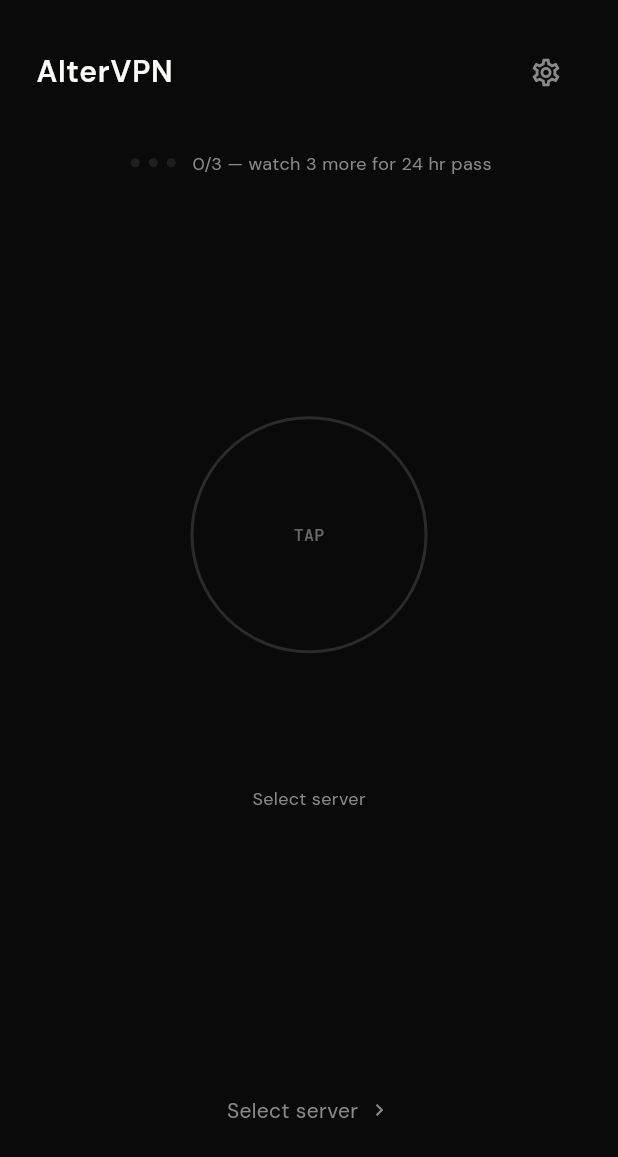
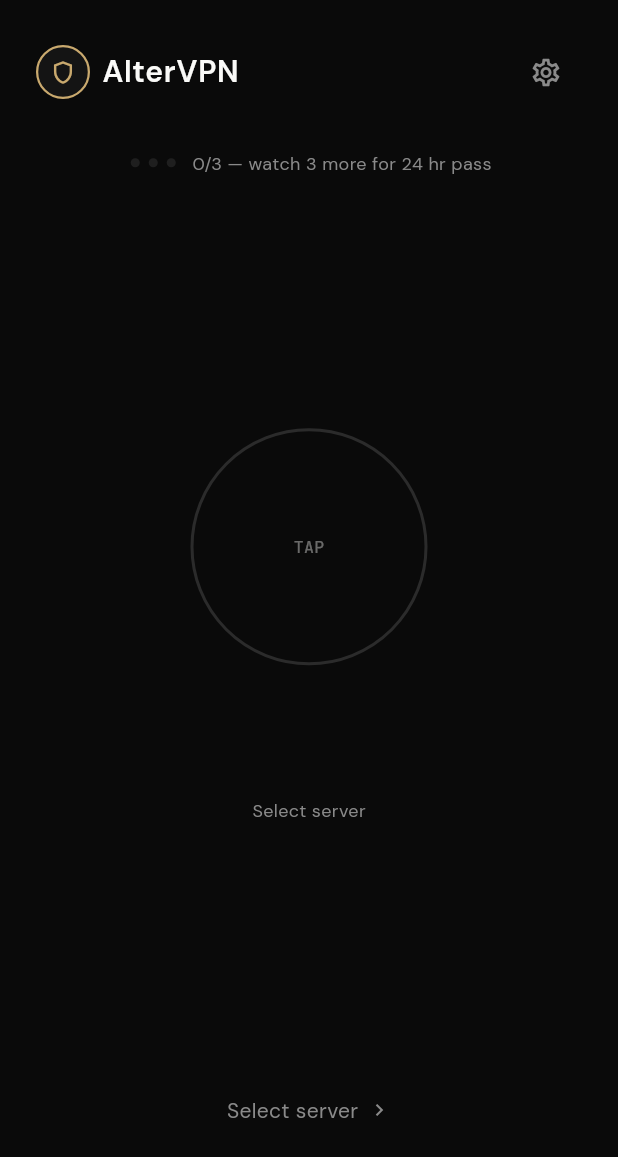
Before and after one commit to BaasherHub/AlterVpn-, a Flutter app: the HomeScreen screen opened by its route, on a phone screen of 412 x 824 dp. Shown: the top 1157 px of the screen. Run offline on Flutter 3.47's test engine with Material 3 defaults, Android fonts, the phone set to English and light mode, and no system bars; our stand-ins replace csv, dio, flutter_riverpod, google_fonts, google_mobile_ads, package_info_plus and 1 more; missing offline and left inert: openvpn_flutter; accounts and stored records are empty; network calls fail.

Commit message:
UI: logo mark, remove quick-connect pills, fix onboarding NEXT press style
Made-with: Cursor

```diff
--- a/lib/features/home/presentation/home_screen.dart
+++ b/lib/features/home/presentation/home_screen.dart
@@ -13,7 +13,7 @@ import '../../../core/constants/app_spacing.dart';
 import '../../../core/constants/app_strings.dart';
 import '../../../core/utils/formatters.dart';
 import '../../../services/ads/ad_config.dart';
-import 'quick_connect_categories.dart';
+import '../../../widgets/alter_logo_mark.dart';
 
 class HomeScreen extends ConsumerWidget {
   const HomeScreen({super.key});
@@ -40,9 +40,16 @@ class HomeScreen extends ConsumerWidget {
               child: Row(
                 mainAxisAlignment: MainAxisAlignment.spaceBetween,
                 children: [
-                  Text(
-                    AppStrings.appName,
-                    style: AppTypography.headingLarge(color: textColor),
+                  Row(
+                    mainAxisSize: MainAxisSize.min,
+                    children: [
+                      AlterLogoMark(size: 36),
+                      const SizedBox(width: AppSpacing.sm),
+                      Text(
+                        AppStrings.appName,
+                        style: AppTypography.headingLarge(color: textColor),
+                      ),
+                    ],
                   ),
                   IconButton(
                     icon: Icon(Icons.settings_outlined,
@@ -144,10 +151,6 @@ class HomeScreen extends ConsumerWidget {
                 ],
               ),
             ),
-
-            // Quick connect categories
-            const QuickConnectCategories(),
-            const SizedBox(height: AppSpacing.md),
 
             // Selected server selector
             Padding(
--- /dev/null
+++ b/lib/widgets/alter_logo_mark.dart
@@ -0,0 +1,29 @@
+import 'package:flutter/material.dart';
+import '../core/constants/app_colors.dart';
+
+/// Circular shield mark used as the in-app logo (no raster asset required).
+class AlterLogoMark extends StatelessWidget {
+  final double size;
+
+  const AlterLogoMark({super.key, this.size = 40});
+
+  @override
+  Widget build(BuildContext context) {
+    final isDark = Theme.of(context).brightness == Brightness.dark;
+    final fill = isDark ? AppColors.darkSurface : AppColors.lightSurface;
+    return Container(
+      width: size,
+      height: size,
+      decoration: BoxDecoration(
+        shape: BoxShape.circle,
+        border: Border.all(color: AppColors.accentGold, width: 1.5),
+        color: fill,
+      ),
+      child: Icon(
+        Icons.shield_outlined,
+        color: AppColors.accentGold,
+        size: size * 0.5,
+      ),
+    );
+  }
+}
```
Also changed, not shown: lib/features/home/presentation/quick_connect_categories.dart (deleted, +0 -144 lines), lib/features/onboarding/presentation/onboarding_screen.dart (+32 -0 lines).
